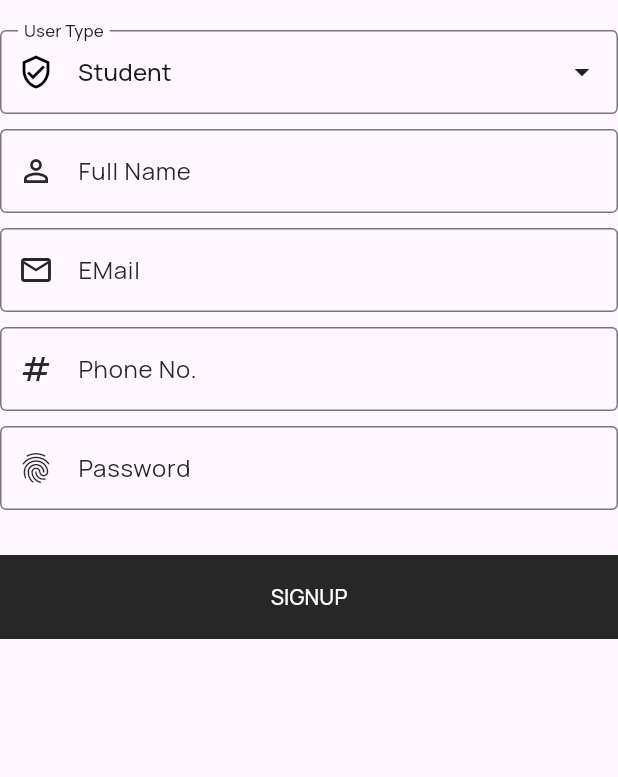
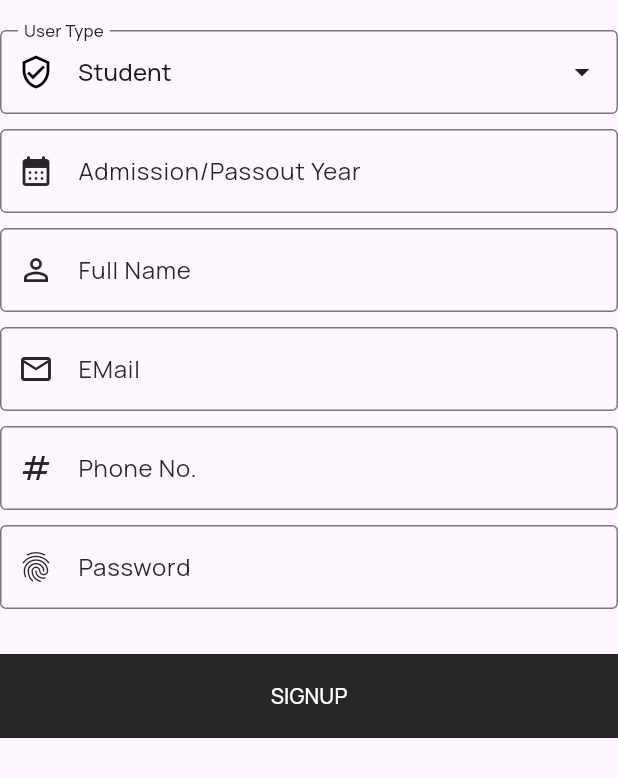
Before and after one commit to kaeruluz/login_app, a Flutter app: the SignupFormWidget widget shown alone on an empty page, opened directly, on a phone screen of 412 x 824 dp. Shown: the top 777 px of the screen. Run offline on Flutter 3.47's test engine with Material 2 defaults, Android fonts, the phone set to English and light mode, and no system bars; our stand-ins replace cloud_firestore, firebase_auth, firebase_core, firebase_storage, get, google_fonts and 4 more; accounts and stored records are empty.

Commit message:
feat:added formKey, changed snackbar message & fixed some issues

```diff
--- a/lib/src/constants/text_strings.dart
+++ b/lib/src/constants/text_strings.dart
@@ -44,4 +44,4 @@ const String next = "Next";
 
 // -- Home Screen Text
 const String appBarTitle = "Welcome to Home Screen";
-const String uploadImgButton = "Upload a File";
+const String uploadImgButton = "Upload";
--- a/lib/src/features/authentication/controllers/login_controller.dart
+++ b/lib/src/features/authentication/controllers/login_controller.dart
@@ -1,9 +1,7 @@
 import 'package:flutter/material.dart';
 import 'package:get/get.dart';
-
 import 'package:login_app/src/features/authentication/screens/home/home_screen.dart';
 import 'package:login_app/src/repository/authentication_repository/exceptions/user_repository/user_repository.dart';
-
 import '../../../repository/authentication_repository/authentication_repository.dart';
 import '../models/login_model.dart';
 
@@ -20,7 +18,7 @@ class LoginController extends GetxController {
   //Call this Function from Design & it will do the rest
   Future<void> loginUser(String email, String password) async {
     String? error = await AuthenticationRepository.instance
-        .loginWithEmailAndPassword(email, password) as String;
+        .loginWithEmailAndPassword(email, password) as String?;
 
     if (error != null) {
       Get.showSnackbar(GetSnackBar(
--- a/lib/src/features/authentication/controllers/signup_controller.dart
+++ b/lib/src/features/authentication/controllers/signup_controller.dart
@@ -1,8 +1,6 @@
 import 'package:flutter/material.dart';
 import 'package:get/get.dart';
 import 'package:login_app/src/features/authentication/models/user_model.dart';
-import 'package:login_app/src/features/authentication/screens/home/home_screen.dart';
-import 'package:login_app/src/features/authentication/screens/login/login_form_widget.dart';
 import 'package:login_app/src/features/authentication/screens/login/login_screen.dart';
 import 'package:login_app/src/repository/authentication_repository/authentication_repository.dart';
 import 'package:login_app/src/repository/authentication_repository/exceptions/user_repository/user_repository.dart';
@@ -11,7 +9,8 @@ class SignUpController extends GetxController {
   static SignUpController get instance => Get.find();
 
   // controllers to get data from TExtFiels
-
+  final userType = TextEditingController();
+  final year = TextEditingController();
   final fullName = TextEditingController();
   final email = TextEditingController();
   final password = TextEditingController();
@@ -22,7 +21,7 @@ class SignUpController extends GetxController {
   // call this function from design & it will do rest
   void registerUser(String email, String password) {
     String? error = AuthenticationRepository.instance
-        .createUserWithEmailAndPassword(email, password) as String;
+        .createUserWithEmailAndPassword(email, password) as String?;
 
     if (error != null) {
       Get.showSnackbar(GetSnackBar(message: error.toString()));
--- a/lib/src/features/authentication/models/user_model.dart
+++ b/lib/src/features/authentication/models/user_model.dart
@@ -1,5 +1,7 @@
 class UserModel {
   final String? id;
+  final String userType;
+  final String year;
   final String email;
   final String phoneNo;
   final String password;
@@ -7,6 +9,8 @@ class UserModel {
 
   const UserModel(
       {this.id,
+      required this.userType,
+      required this.year,
       required this.email,
       required this.password,
       required this.fullName,
@@ -14,6 +18,8 @@ class UserModel {
 
   toJson() {
     return {
+      "UserType": userType,
+      "Year": year,
       "FullName": fullName,
       "Email": email,
       "Phone": phoneNo,
--- a/lib/src/features/authentication/screens/home/home_screen.dart
+++ b/lib/src/features/authentication/screens/home/home_screen.dart
@@ -56,7 +56,7 @@ class _ImageUploadState extends State<ImageUpload> {
                 //handle errors/success
                 try {
                   // store the file
-                  await referenceImageToUpload.putFile(File(file!.path));
+                  await referenceImageToUpload.putFile(File(file.path));
 
                   // success: get downloadUrl
                   imageUrl = await referenceImageToUpload.getDownloadURL();
--- a/lib/src/features/authentication/screens/signup/signup_screen.dart
+++ b/lib/src/features/authentication/screens/signup/signup_screen.dart
@@ -1,8 +1,6 @@
 import 'package:flutter/material.dart';
 import 'package:get/get.dart';
-
 import 'package:login_app/src/common_widgets/forms/form_header_widget.dart';
-
 import 'package:login_app/src/constants/image_strings.dart';
 import 'package:login_app/src/constants/sizes.dart';
 import 'package:login_app/src/constants/text_strings.dart';
--- a/lib/src/features/authentication/screens/signup/widgets/signup_form_widget.dart
+++ b/lib/src/features/authentication/screens/signup/widgets/signup_form_widget.dart
@@ -3,7 +3,6 @@ import 'package:get/get.dart';
 import 'package:login_app/src/constants/sizes.dart';
 import 'package:login_app/src/features/authentication/controllers/signup_controller.dart';
 import 'package:login_app/src/features/authentication/models/user_model.dart';
-import 'package:login_app/src/features/authentication/screens/home/home_screen.dart';
 
 import '../../../../../constants/colors.dart';
 import '../../../../../constants/text_strings.dart';
@@ -66,6 +65,28 @@ class _SignupFormWidgetState extends State<SignupFormWidget> {
                             BorderSide(width: 1.0, color: secondaryColor)),
                     labelText: "User Type",
                     labelStyle: Theme.of(context).textTheme.titleSmall),
+              ),
+              const SizedBox(height: defaultSize - 20),
+              TextFormField(
+                validator: (value) {
+                  if (value!.isEmpty || value.length < 6) {
+                    return 'Password should contain atleast 6 characters.';
+                  } else {
+                    return null;
+                  }
+                },
+                controller: controller.year,
+                decoration: const InputDecoration(
+                    labelText: "Admission/Passout Year",
+                    prefixIcon: Icon(
+                      Icons.calendar_month_rounded,
+                      color: secondaryColor,
+                    ),
+                    border: OutlineInputBorder(),
+                    focusedBorder: OutlineInputBorder(
+                        borderSide:
+                            BorderSide(width: 1.0, color: secondaryColor)),
+                    labelStyle: TextStyle(color: secondaryColor)),
               ),
               const SizedBox(height: defaultSize - 20),
               TextFormField(
@@ -135,6 +156,7 @@ class _SignupFormWidgetState extends State<SignupFormWidget> {
               ),
               const SizedBox(height: defaultSize - 20),
               TextFormField(
+                obscureText: true,
                 validator: (value) {
                   if (value!.isEmpty || value.length < 6) {
                     return 'Password should contain atleast 6 characters.';
@@ -160,13 +182,17 @@ class _SignupFormWidgetState extends State<SignupFormWidget> {
                 width: double.infinity,
                 child: ElevatedButton(
                   onPressed: () {
+                    if (formKey.currentState?.validate() ?? false) {
                       final user = UserModel(
+                        userType: controller.userType.text.trim(),
+                        year: controller.year.text.trim(),
                         email: controller.email.text.trim(),
                         password: controller.password.text.trim(),
                         fullName: controller.fullName.text.trim(),
                         phoneNo: controller.phoneNo.text.trim(),
                       );
                       SignUpController.instance.createUser(user);
+                    }
                   },
                   child: Text(signup.toUpperCase()),
                 ),
--- a/pubspec.yaml
+++ b/pubspec.yaml
@@ -56,11 +56,10 @@ dev_dependencies:
 
 flutter_native_splash:
   color: "#f7f6f1"
-  image: assets/images/splash_images/splash_image.png
-
+  image: assets/images/splash_images/splash_logo.jpg
 
   android_12:
-    image: assets/images/splash_images/splash_image.png
+    image: assets/images/splash_images/splash_logo.jpg
     icon_background_color: "#f7f6f1"
 
 
```
Also changed, not shown: lib/src/features/authentication/screens/login/login_form_widget.dart (+17 -5 lines), lib/src/repository/authentication_repository/exceptions/user_repository/user_repository.dart (+11 -9 lines), assets/images/splash_images/splash_image.png (deleted), assets/images/splash_images/splash_logo.jpg (added), 29 other files. Lines whose indentation alone changed are shown as unchanged.
